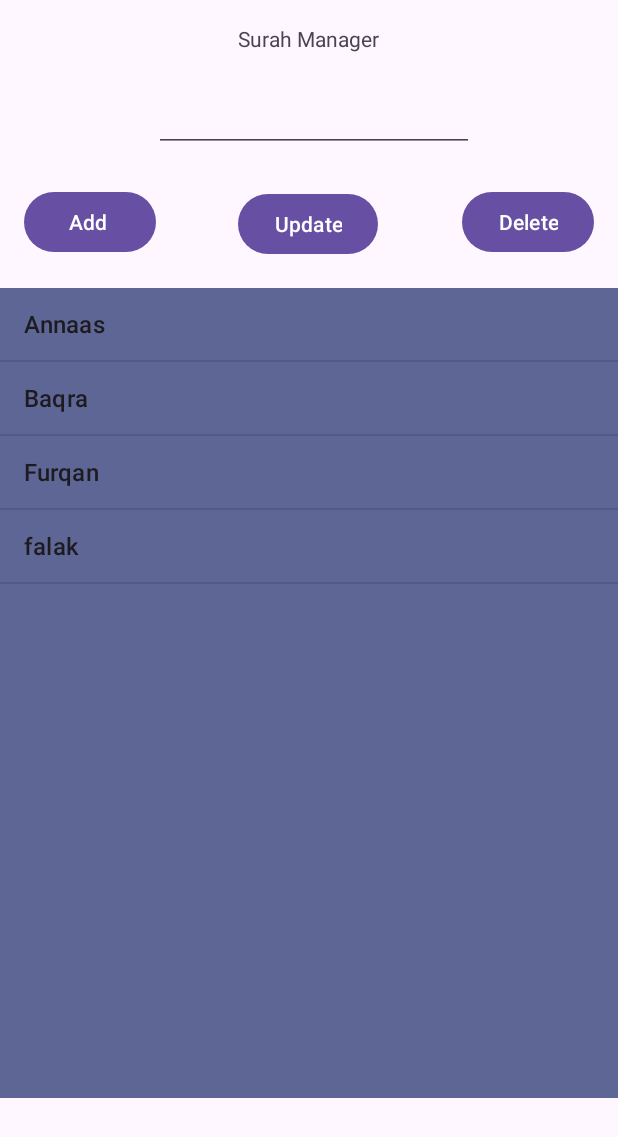
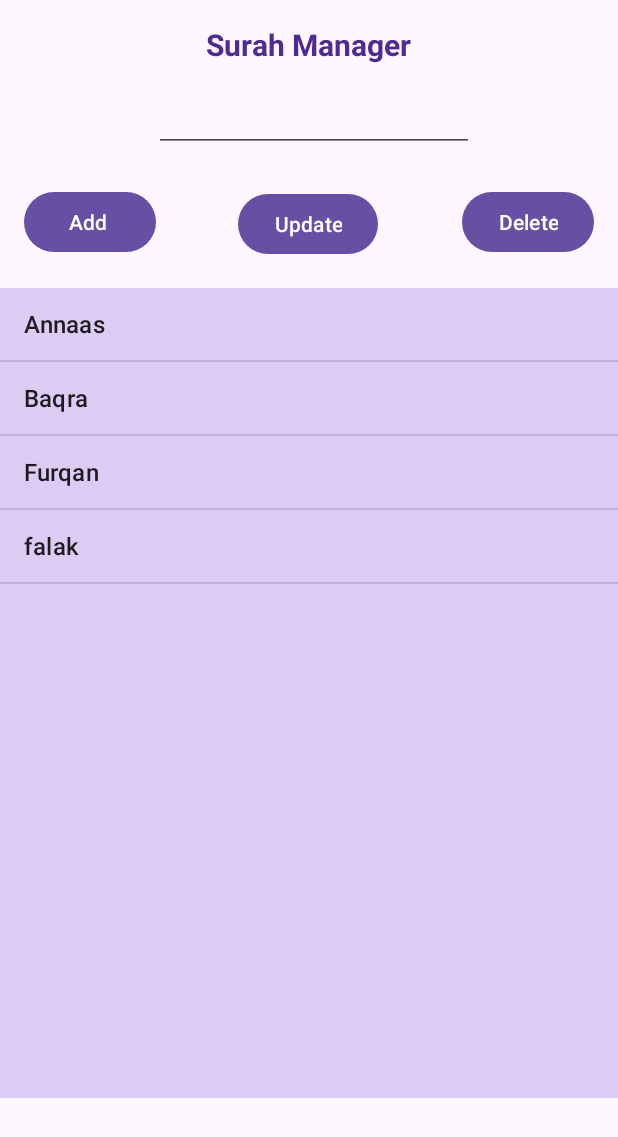
Before and after one commit to HanzlaHassan123/TaskReminder, an Android app: the screen it shows after launch (MainActivity), on a phone screen of 412 x 824 dp. Shown: the top 1137 px of the screen. Run offline under Robolectric (Android 15) with nearby library versions, the phone set to English and light mode, and no system bars.

Commit message:
I have basic designing and coloring in my application

```diff
--- a/app/src/main/res/layout/activity_main.xml
+++ b/app/src/main/res/layout/activity_main.xml
@@ -13,7 +13,7 @@
 
         android:layout_height="540dp"
         android:layout_marginTop="192dp"
-        android:background="#5E6696"
+        android:background="#DCCBF3"
         app:layout_constraintEnd_toEndOf="parent"
         app:layout_constraintHorizontal_bias="1.0"
         app:layout_constraintStart_toStartOf="parent"
@@ -71,6 +71,9 @@
         android:layout_height="wrap_content"
         android:layout_marginTop="16dp"
         android:text="Surah Manager"
+        android:textSize="20dp"
+        android:textStyle="bold"
+        android:textColor="#4F2A90"
         app:layout_constraintEnd_toEndOf="parent"
         app:layout_constraintHorizontal_bias="0.498"
         app:layout_constraintStart_toStartOf="parent"
```
